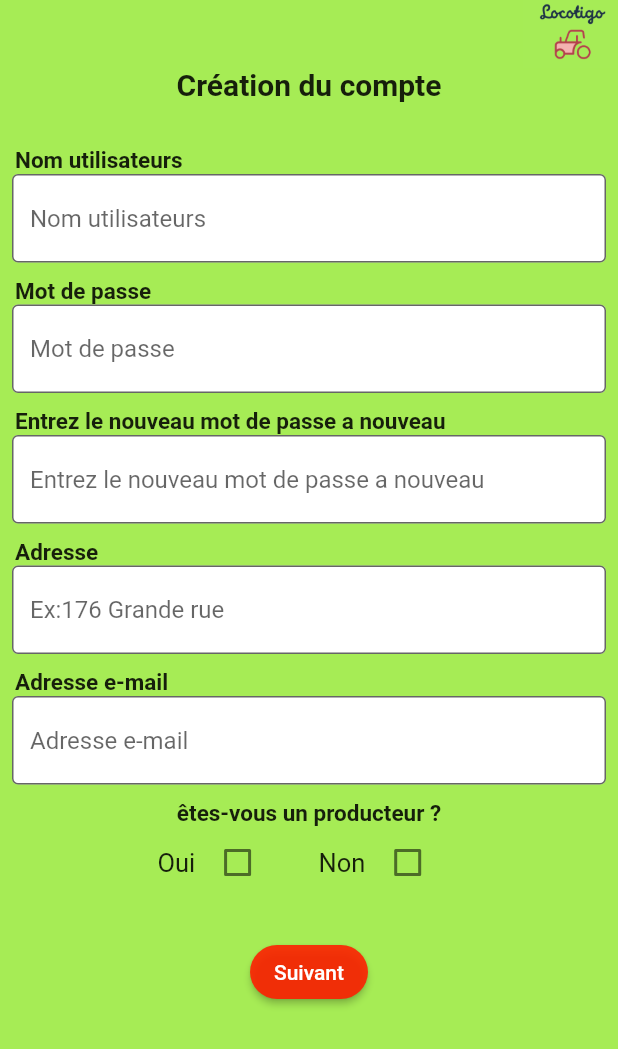
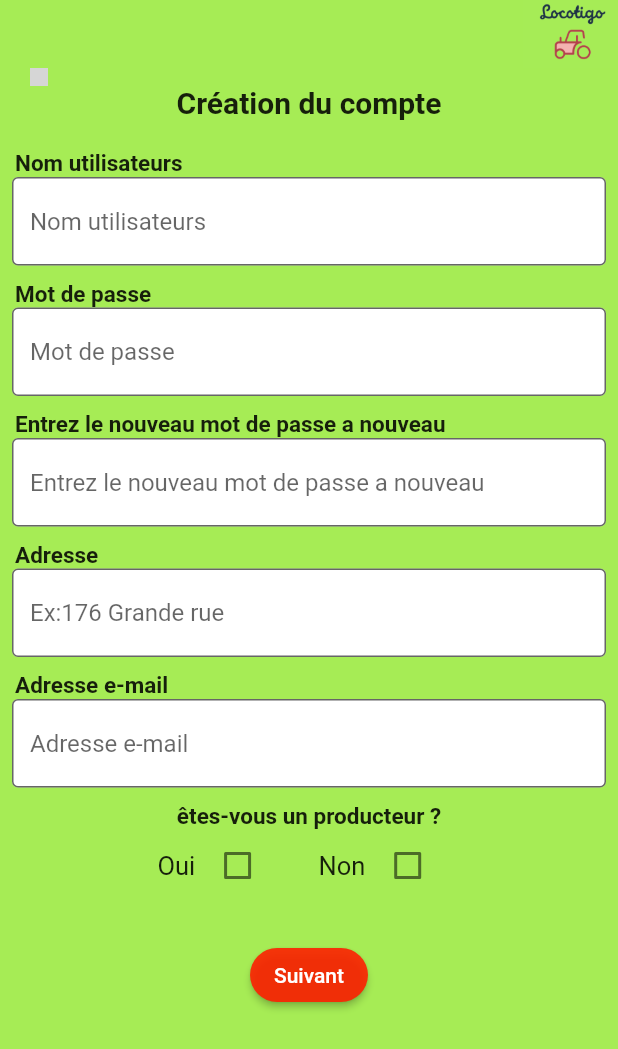
Before and after one commit to EdMkn/Capprojet_Locotigo, a Flutter app: the Page3 screen opened directly, on a phone screen of 412 x 824 dp. Shown: the top 1049 px of the screen. Run offline on Flutter 3.47's test engine with Material 2 defaults, Android fonts, the phone set to English and light mode, and no system bars; missing offline and left inert: maps_launcher; network calls fail; grey boxes are pictures that could not be loaded.

```diff
--- a/lib/create_account.dart
+++ b/lib/create_account.dart
@@ -2,6 +2,7 @@ import 'package:flutter/material.dart';
 import 'dart:async';
 import 'main.dart';
 import 'create_account_next.dart';
+import 'login.dart';
 
 class Page3 extends StatelessWidget {
   final _formKey = GlobalKey<FormState>();
@@ -19,13 +20,33 @@ class Page3 extends StatelessWidget {
             Align(
                 alignment: Alignment.topRight,
                 child: Image.asset("assets/images/LOGO4.png", height: 45)),
+            Row(
+              children: [
+                SizedBox(
+                  //Use of SizedBox
+                  width: 20,
+                ),
+                // Image tapped
+                InkWell(
+                    onTap: () => Navigator.push(
+                          context,
+                          MaterialPageRoute(builder: (context) => Login()),
+                        ),
+                    child: Image.network(
+                      'https://img.icons8.com/ios-filled/50/null/chevron-left.png',
+                      width: 12,
+                      height: 12,
+                      fit: BoxFit.cover,
+                    )),
+              ],
+            ),
             Text(
               "Création du compte",
               style: TextStyle(fontSize: 20, fontWeight: FontWeight.bold),
             ),
             SizedBox(
               //Use of SizedBox
-              height: 30,
+              height: 20,
             ),
             Row(
               children: const [
--- a/lib/forgotten_password.dart
+++ b/lib/forgotten_password.dart
@@ -1,4 +1,5 @@
 import 'package:flutter/material.dart';
+import 'package:helloworld/password.dart';
 import 'dart:async';
 import 'main.dart';
 import 'create_account_next.dart';
--- a/lib/login.dart
+++ b/lib/login.dart
@@ -17,6 +17,7 @@ class Login extends StatelessWidget {
             Align(
                 alignment: Alignment.topRight,
                 child: Image.asset("assets/images/LOGO4.png", height: 45)),
+
             const Text(
               "Connexion",
               style: TextStyle(fontSize: 40, fontWeight: FontWeight.bold),
--- a/pubspec.yaml
+++ b/pubspec.yaml
@@ -62,6 +62,7 @@ flutter:
     - assets/images/Gmaillogo.png
     - assets/images/facebooklogo.png
     - assets/images/gmail3.png
+   # - assets/images/arrow.png
   #  - images/a_dot_ham.jpeg
 
   # An image asset can refer to one or more resolution-specific "variants", see
```
Also changed, not shown: lib/create_account_next.dart (+21 -0 lines), lib/password.dart (+20 -0 lines), assets/images/arrow.png (added).
